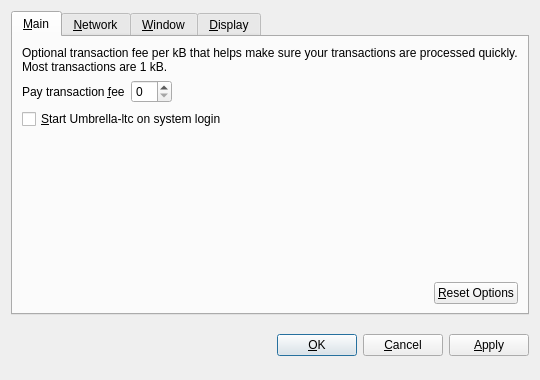
Old version of the form src/qt/forms/optionsdialog.ui in the repository UmbrellaHoldings/ULTC.
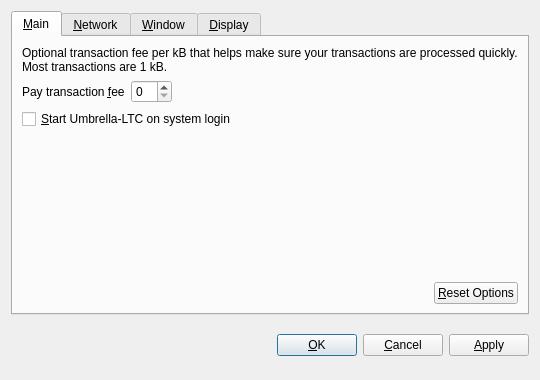
New version of the form. Custom widgets are drawn as their Qt base class.

Commit message: change ZYZ and Umbrella-ltc to correct names

The edit to the form file:
```diff
--- a/src/qt/forms/optionsdialog.ui
+++ b/src/qt/forms/optionsdialog.ui
@@ -82,7 +82,7 @@
           <string>Automatically start Umbrella-ltc after logging in to the system.</string>
          </property>
          <property name="text">
-          <string>&amp;Start Umbrella-ltc on system login</string>
+          <string>&amp;Start Umbrella-LTC on system login</string>
          </property>
         </widget>
        </item>
```
Left out of the diff: 10 changed lines with no effect on the pictures. The commit also changes 106 other files.
